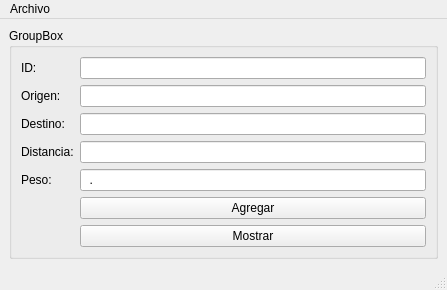
This is Example-Profe/mainwindow.ui in vale314/Seminario-Algoritmia as Qt 5 draws it before an edit. The edited form follows.
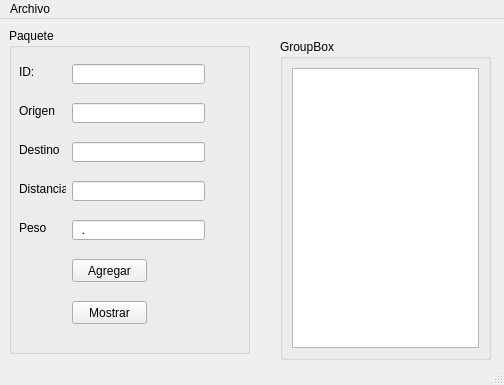
This is the edited form.

Patch:
```diff
--- a/Example-Profe/mainwindow.ui
+++ b/Example-Profe/mainwindow.ui
@@ -6,104 +6,199 @@
    <rect>
     <x>0</x>
     <y>0</y>
-    <width>447</width>
-    <height>274</height>
+    <width>504</width>
+    <height>385</height>
    </rect>
   </property>
   <property name="windowTitle">
    <string>MainWindow</string>
   </property>
   <widget class="QWidget" name="centralwidget">
-   <layout class="QGridLayout" name="gridLayout">
-    <item row="0" column="0">
      <widget class="QGroupBox" name="groupBox">
+    <property name="geometry">
+     <rect>
+      <x>9</x>
+      <y>9</y>
+      <width>241</width>
+      <height>326</height>
+     </rect>
+    </property>
       <property name="title">
-       <string>GroupBox</string>
-      </property>
-      <layout class="QGridLayout" name="gridLayout_2">
-       <item row="0" column="1">
-        <widget class="QLineEdit" name="lineEdit"/>
-       </item>
-       <item row="3" column="1">
-        <widget class="QLineEdit" name="lineEdit_4">
-         <property name="inputMask">
-          <string>9999</string>
-         </property>
-        </widget>
-       </item>
-       <item row="4" column="1">
-        <widget class="QLineEdit" name="lineEdit_5">
-         <property name="inputMask">
-          <string>99.9</string>
-         </property>
-        </widget>
-       </item>
-       <item row="1" column="0">
-        <widget class="QLabel" name="label_2">
-         <property name="text">
-          <string>Origen:</string>
-         </property>
-        </widget>
-       </item>
-       <item row="2" column="1">
-        <widget class="QLineEdit" name="lineEdit_3"/>
-       </item>
-       <item row="2" column="0">
-        <widget class="QLabel" name="label_3">
-         <property name="text">
-          <string>Destino:</string>
-         </property>
-        </widget>
-       </item>
-       <item row="1" column="1">
-        <widget class="QLineEdit" name="lineEdit_2"/>
-       </item>
-       <item row="0" column="0">
+     <string>Paquete</string>
+    </property>
+    <widget class="QLineEdit" name="lineEdit_3">
+     <property name="geometry">
+      <rect>
+       <x>63</x>
+       <y>114</y>
+       <width>133</width>
+       <height>20</height>
+      </rect>
+     </property>
+    </widget>
         <widget class="QLabel" name="label">
+     <property name="geometry">
+      <rect>
+       <x>10</x>
+       <y>36</y>
+       <width>16</width>
+       <height>16</height>
+      </rect>
+     </property>
          <property name="text">
           <string>ID:</string>
          </property>
         </widget>
-       </item>
-       <item row="4" column="0">
-        <widget class="QLabel" name="label_5">
+    <widget class="QLineEdit" name="lineEdit">
+     <property name="geometry">
+      <rect>
+       <x>63</x>
+       <y>36</y>
+       <width>133</width>
+       <height>20</height>
+      </rect>
+     </property>
+    </widget>
+    <widget class="QLineEdit" name="lineEdit_2">
+     <property name="geometry">
+      <rect>
+       <x>63</x>
+       <y>75</y>
+       <width>133</width>
+       <height>20</height>
+      </rect>
+     </property>
+    </widget>
+    <widget class="QLabel" name="label_3">
+     <property name="geometry">
+      <rect>
+       <x>10</x>
+       <y>114</y>
+       <width>40</width>
+       <height>16</height>
+      </rect>
+     </property>
          <property name="text">
-          <string>Peso:</string>
-         </property>
-        </widget>
-       </item>
-       <item row="5" column="1">
+      <string>Destino:</string>
+     </property>
+    </widget>
         <widget class="QPushButton" name="pushButton">
+     <property name="geometry">
+      <rect>
+       <x>63</x>
+       <y>231</y>
+       <width>75</width>
+       <height>23</height>
+      </rect>
+     </property>
          <property name="text">
           <string>Agregar</string>
          </property>
         </widget>
-       </item>
-       <item row="3" column="0">
         <widget class="QLabel" name="label_4">
+     <property name="geometry">
+      <rect>
+       <x>10</x>
+       <y>153</y>
+       <width>47</width>
+       <height>16</height>
+      </rect>
+     </property>
          <property name="text">
           <string>Distancia:</string>
          </property>
         </widget>
-       </item>
-       <item row="6" column="1">
+    <widget class="QLineEdit" name="lineEdit_4">
+     <property name="geometry">
+      <rect>
+       <x>63</x>
+       <y>153</y>
+       <width>133</width>
+       <height>20</height>
+      </rect>
+     </property>
+     <property name="inputMask">
+      <string>9999</string>
+     </property>
+    </widget>
+    <widget class="QLabel" name="label_2">
+     <property name="geometry">
+      <rect>
+       <x>10</x>
+       <y>75</y>
+       <width>36</width>
+       <height>16</height>
+      </rect>
+     </property>
+     <property name="text">
+      <string>Origen:</string>
+     </property>
+    </widget>
+    <widget class="QLineEdit" name="lineEdit_5">
+     <property name="geometry">
+      <rect>
+       <x>63</x>
+       <y>192</y>
+       <width>133</width>
+       <height>20</height>
+      </rect>
+     </property>
+     <property name="inputMask">
+      <string>99.9</string>
+     </property>
+    </widget>
+    <widget class="QLabel" name="label_5">
+     <property name="geometry">
+      <rect>
+       <x>10</x>
+       <y>192</y>
+       <width>27</width>
+       <height>16</height>
+      </rect>
+     </property>
+     <property name="text">
+      <string>Peso:</string>
+     </property>
+    </widget>
         <widget class="QPushButton" name="pushButton_2">
+     <property name="geometry">
+      <rect>
+       <x>63</x>
+       <y>273</y>
+       <width>75</width>
+       <height>23</height>
+      </rect>
+     </property>
          <property name="text">
           <string>Mostrar</string>
          </property>
         </widget>
-       </item>
-      </layout>
-     </widget>
-    </item>
-   </layout>
+   </widget>
+   <widget class="QGroupBox" name="groupBox_2">
+    <property name="geometry">
+     <rect>
+      <x>280</x>
+      <y>20</y>
+      <width>211</width>
+      <height>321</height>
+     </rect>
+    </property>
+    <property name="title">
+     <string>GroupBox</string>
+    </property>
+    <layout class="QGridLayout" name="gridLayout_2">
+     <item row="0" column="0">
+      <widget class="QPlainTextEdit" name="plainTextEdit"/>
+     </item>
+    </layout>
+   </widget>
   </widget>
   <widget class="QMenuBar" name="menubar">
    <property name="geometry">
     <rect>
      <x>0</x>
      <y>0</y>
-     <width>447</width>
+     <width>504</width>
      <height>21</height>
     </rect>
    </property>
```
Lines whose indentation alone changed are shown as unchanged.
